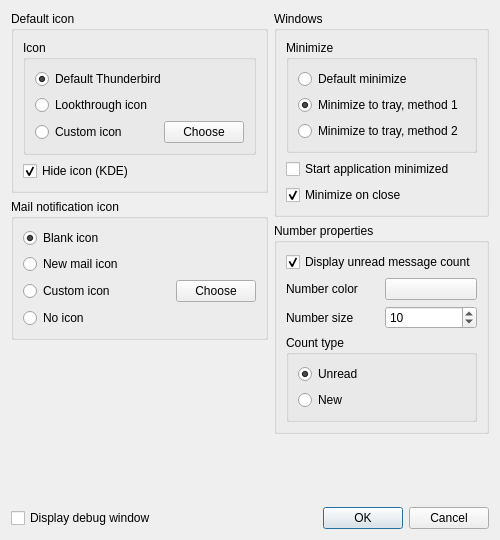
Above: app/SysTray-X/preferences.ui from Ximi1970/systray-x before the change. Below: the same form after it.
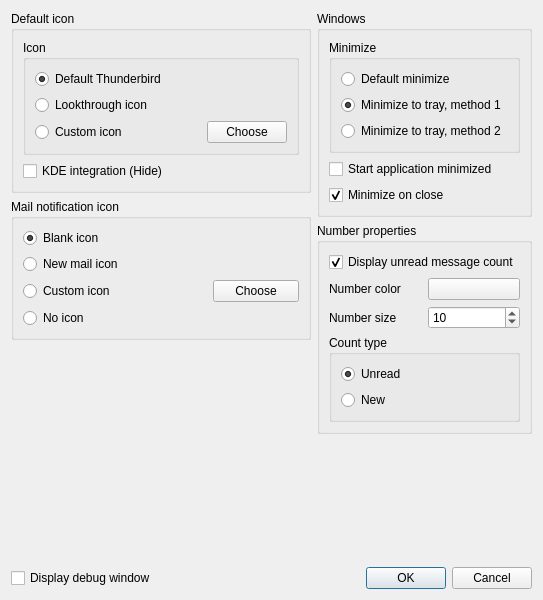
That is the form after the change. Icons and pictures are not drawn.

Commit message: Hide default icon to default false

Diff of the .ui file:
```diff
--- a/app/SysTray-X/preferences.ui
+++ b/app/SysTray-X/preferences.ui
@@ -6,8 +6,8 @@
    <rect>
     <x>0</x>
     <y>0</y>
-    <width>500</width>
-    <height>540</height>
+    <width>543</width>
+    <height>600</height>
    </rect>
   </property>
   <property name="windowTitle">
@@ -96,10 +96,10 @@
         <item>
          <widget class="QCheckBox" name="hideDefaultIconCheckBox">
           <property name="text">
-           <string>Hide icon (KDE)</string>
+           <string>KDE integration (Hide)</string>
           </property>
           <property name="checked">
-           <bool>true</bool>
+           <bool>false</bool>
           </property>
          </widget>
         </item>
```
Left out of the diff: 4 changed lines with no effect on the pictures. The commit also changes 3 other files.
